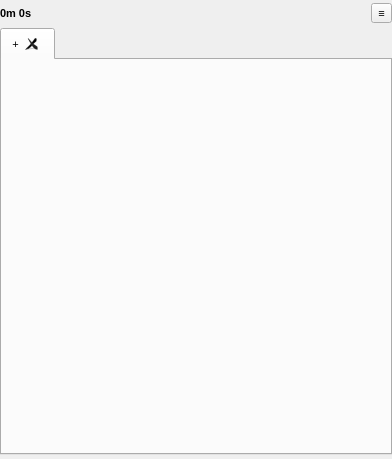
Qt form src/Gui/Playlist/GUI_Playlist.ui (Inferno214221/sayonara-player) before a commit.
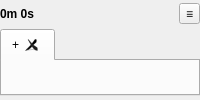
The same form after that commit. Icons and pictures are not drawn. Custom widgets are drawn as their Qt base class.

Diff of the .ui file:
```diff
--- a/src/Gui/Playlist/GUI_Playlist.ui
+++ b/src/Gui/Playlist/GUI_Playlist.ui
@@ -2,43 +2,6 @@
 <ui version="4.0">
  <class>Playlist_Window</class>
  <widget class="QWidget" name="Playlist_Window">
-  <property name="windowModality">
-   <enum>Qt::NonModal</enum>
-  </property>
-  <property name="geometry">
-   <rect>
-    <x>0</x>
-    <y>0</y>
-    <width>392</width>
-    <height>459</height>
-   </rect>
-  </property>
-  <property name="sizePolicy">
-   <sizepolicy hsizetype="Preferred" vsizetype="Preferred">
-    <horstretch>0</horstretch>
-    <verstretch>0</verstretch>
-   </sizepolicy>
-  </property>
-  <property name="minimumSize">
-   <size>
-    <width>0</width>
-    <height>0</height>
-   </size>
-  </property>
-  <property name="maximumSize">
-   <size>
-    <width>16516</width>
-    <height>16777215</height>
-   </size>
-  </property>
-  <property name="font">
-   <font>
-    <pointsize>8</pointsize>
-   </font>
-  </property>
-  <property name="toolTip">
-   <string/>
-  </property>
   <layout class="QGridLayout" name="gridLayout">
    <property name="sizeConstraint">
     <enum>QLayout::SetDefaultConstraint</enum>
```
Left out of the diff: 2 changed lines with no effect on the pictures.
